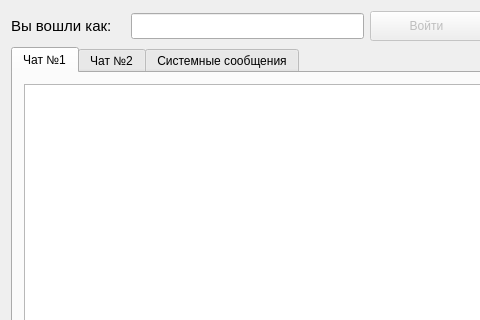
Qt form qtclient.ui (LegSergei/QTProjectCLIENT) before a commit; both pictures show x 0 to 480 and y 0 to 320 of the 622 by 518 pixel window.
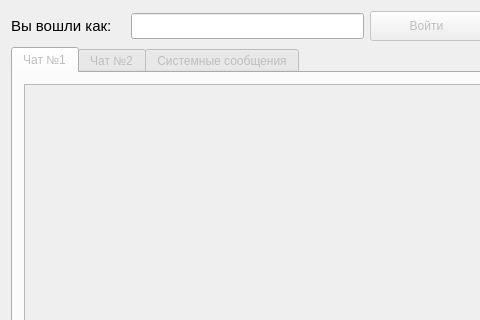
The same form after that commit.

Patch:
```diff
--- a/qtclient.ui
+++ b/qtclient.ui
@@ -72,6 +72,9 @@
    </item>
    <item row="1" column="0" colspan="5">
     <widget class="QTabWidget" name="tabWidget">
+     <property name="enabled">
+      <bool>false</bool>
+     </property>
      <property name="currentIndex">
       <number>0</number>
      </property>
```
